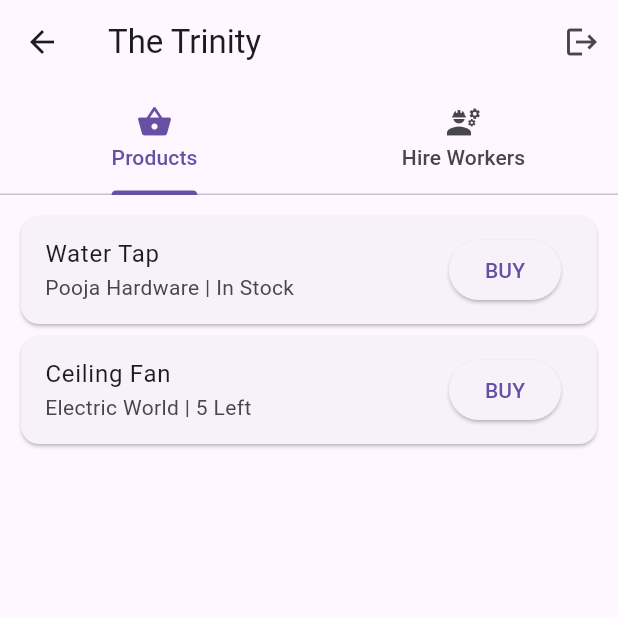
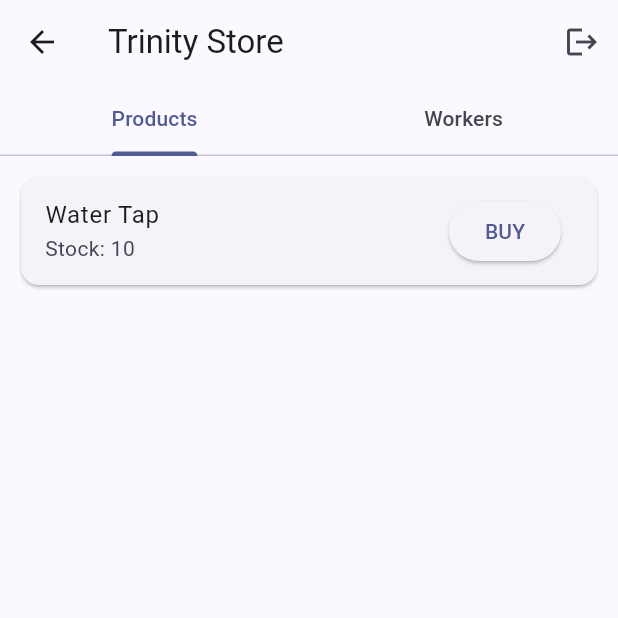
Before and after one commit to abhimaniu041-sudo/the-trinity, a Flutter app: the CustomerDashboard screen opened directly, on a phone screen of 412 x 824 dp, the top half of it. Run offline on Flutter 3.47's test engine with Material 3 defaults, Android fonts, the phone set to English and light mode, and no system bars; our stand-ins replace google_fonts, image_picker, shared_preferences; accounts and stored records are empty.

Commit message:
Update main.dart

```diff
--- a/lib/main.dart
+++ b/lib/main.dart
@@ -1,6 +1,7 @@
 import 'package:flutter/material.dart';
 import 'package:shared_preferences/shared_preferences.dart';
-import 'package:url_launcher/url_launcher.dart'; // Calling ke liye
+import 'package:image_picker/image_picker.dart';
+import 'dart:io';
 
 void main() async {
   WidgetsFlutterBinding.ensureInitialized();
@@ -17,7 +18,11 @@ class TrinityApp extends StatelessWidget {
   Widget build(BuildContext context) {
     return MaterialApp(
       debugShowCheckedModeBanner: false,
-      theme: ThemeData(primarySwatch: Colors.indigo, useMaterial3: true),
+      theme: ThemeData(
+        primarySwatch: Colors.indigo,
+        useMaterial3: true,
+        colorScheme: ColorScheme.fromSeed(seedColor: Colors.indigo),
+      ),
       home: initialRole != null ? getDashboard(initialRole!) : const RoleSelectionPage(),
     );
   }
@@ -29,125 +34,16 @@ class TrinityApp extends StatelessWidget {
   }
 }
 
-// --- 1. CUSTOMER DASHBOARD (Products + Independent Worker Hiring) ---
-class CustomerDashboard extends StatefulWidget {
-  const CustomerDashboard({super.key});
-  @override
-  State<CustomerDashboard> createState() => _CustomerDashboardState();
-}
-
-class _CustomerDashboardState extends State<CustomerDashboard> with TickerProviderStateMixin {
-  late TabController _tabController;
-
-  @override
-  void initState() {
-    super.initState();
-    _tabController = TabController(length: 2, vsync: this);
-  }
-
-  void _makeSecureCall(String name) {
-    // Real App mein yahan Twilio API call hogi
-    ScaffoldMessenger.of(context).showSnackBar(
-      SnackBar(content: Text("Connecting Secure Call to $name... Your number is hidden.")),
-    );
-  }
-
-  @override
-  Widget build(BuildContext context) {
-    return Scaffold(
-      appBar: AppBar(
-        title: const Text("The Trinity"),
-        actions: [IconButton(icon: const Icon(Icons.logout), onPressed: () => handleLogout(context))],
-        bottom: TabBar(
-          controller: _tabController,
-          tabs: const [
-            Tab(icon: Icon(Icons.shopping_basket), text: "Products"),
-            Tab(icon: Icon(Icons.engineering), text: "Hire Workers"),
-          ],
-        ),
-      ),
-      body: TabBarView(
-        controller: _tabController,
-        children: [
-          // Section 1: Only Products
-          ListView(padding: const EdgeInsets.all(10), children: [
-            _itemCard("Pooja Hardware", "Water Tap", "₹ 450", "In Stock"),
-            _itemCard("Electric World", "Ceiling Fan", "₹ 2100", "5 Left"),
-          ]),
-          // Section 2: Independent Worker Hiring
-          ListView(padding: const EdgeInsets.all(10), children: [
-            _workerCard("Amit (Plumber)", "5 Yrs Exp", "4.8 ⭐"),
-            _workerCard("Suresh (Electrician)", "3 Yrs Exp", "4.5 ⭐"),
-          ]),
-        ],
-      ),
-    );
-  }
-
-  Widget _itemCard(shop, name, price, status) => Card(
-    child: ListTile(
-      title: Text(name),
-      subtitle: Text("$shop | $status"),
-      trailing: ElevatedButton(onPressed: () {}, child: const Text("BUY")),
-    ),
-  );
-
-  Widget _workerCard(name, exp, rating) => Card(
-    child: ListTile(
-      leading: const CircleAvatar(child: Icon(Icons.person)),
-      title: Text(name),
-      subtitle: Text("$exp | $rating"),
-      trailing: Row(
-        mainAxisSize: MainAxisSize.min,
-        children: [
-          IconButton(icon: const Icon(Icons.phone_locked, color: Colors.green), onPressed: () => _makeSecureCall(name)),
-          ElevatedButton(onPressed: () {}, child: const Text("HIRE")),
-        ],
-      ),
-    ),
-  );
-}
-
-// --- 2. WORKER DASHBOARD (With Profile & Secure Call) ---
-class WorkerDashboard extends StatelessWidget {
-  const WorkerDashboard({super.key});
-
-  @override
-  Widget build(BuildContext context) {
-    return Scaffold(
-      appBar: AppBar(title: const Text("Worker Panel"), actions: [IconButton(icon: const Icon(Icons.logout), onPressed: () => handleLogout(context))]),
-      body: Padding(
-        padding: const EdgeInsets.all(20),
-        child: Column(
-          children: [
-            const Card(
-              color: Colors.indigoAccent,
-              child: ListTile(
-                textColor: Colors.white,
-                title: Text("Active Request: Tap Fitting"),
-                subtitle: Text("Customer: Abhimaniu | Loc: Sector 22"),
-              ),
-            ),
-            const SizedBox(height: 20),
-            ElevatedButton.icon(
-              onPressed: () => ScaffoldMessenger.of(context).showSnackBar(const SnackBar(content: Text("Calling Customer securely..."))),
-              icon: const Icon(Icons.phone_callback),
-              label: const Text("Call Customer (Privacy Mode)"),
-              style: ElevatedButton.styleFrom(minimumSize: const Size(double.infinity, 50)),
-            ),
-            const Spacer(),
-            const Text("OTP for Payment Release:", style: TextStyle(fontWeight: FontWeight.bold)),
-            const TextField(decoration: InputDecoration(hintText: "Enter 4-digit OTP")),
-          ],
-        ),
-      ),
-    );
+// --- LOGOUT ---
+Future<void> handleLogout(BuildContext context) async {
+  SharedPreferences prefs = await SharedPreferences.getInstance();
+  await prefs.clear();
+  if (context.mounted) {
+    Navigator.pushAndRemoveUntil(context, MaterialPageRoute(builder: (context) => const RoleSelectionPage()), (route) => false);
   }
 }
 
-// --- REST OF THE CODE (RoleSelection, Login, Shopkeeper, Logout) ---
-// (Baki logic pichle code jaisi hi rahegi)
-
+// --- ROLE SELECTION ---
 class RoleSelectionPage extends StatelessWidget {
   const RoleSelectionPage({super.key});
   @override
@@ -156,15 +52,15 @@ class RoleSelectionPage extends StatelessWidget {
       body: Center(
         child: Column(mainAxisAlignment: MainAxisAlignment.center, children: [
           const Text("THE TRINITY", style: TextStyle(fontSize: 40, fontWeight: FontWeight.bold, color: Colors.indigo)),
-          const SizedBox(height: 40),
-          _btn(context, "Shopkeeper", Icons.store, Colors.indigo),
-          _btn(context, "Customer", Icons.shopping_bag, Colors.green),
-          _btn(context, "Worker", Icons.engineering, Colors.orange),
+          const SizedBox(height: 50),
+          _roleBtn(context, "Shopkeeper", Icons.store, Colors.indigo),
+          _roleBtn(context, "Customer", Icons.shopping_bag, Colors.green),
+          _roleBtn(context, "Worker", Icons.engineering, Colors.orange),
         ]),
       ),
     );
   }
-  Widget _btn(context, role, icon, color) => Padding(
+  Widget _roleBtn(context, role, icon, color) => Padding(
     padding: const EdgeInsets.symmetric(horizontal: 40, vertical: 8),
     child: ListTile(
       onTap: () => Navigator.push(context, MaterialPageRoute(builder: (context) => LoginPage(role: role))),
@@ -174,6 +70,7 @@ class RoleSelectionPage extends StatelessWidget {
   );
 }
 
+// --- LOGIN ---
 class LoginPage extends StatelessWidget {
   final String role;
   LoginPage({super.key, required this.role});
@@ -182,9 +79,7 @@ class LoginPage extends StatelessWidget {
   Widget build(BuildContext context) {
     return Scaffold(
       appBar: AppBar(title: Text("$role Login")),
-      body: Padding(
-        padding: const EdgeInsets.all(30),
-        child: Column(children: [
+      body: Padding(padding: const EdgeInsets.all(30), child: Column(children: [
         const TextField(decoration: InputDecoration(labelText: "Mobile/Email", border: OutlineInputBorder())),
         const SizedBox(height: 15),
         TextField(controller: _otp, decoration: const InputDecoration(labelText: "OTP (123456)", border: OutlineInputBorder())),
@@ -196,25 +91,74 @@ class LoginPage extends StatelessWidget {
             Navigator.pushAndRemoveUntil(context, MaterialPageRoute(builder: (context) => TrinityApp.getDashboard(role)), (route) => false);
           }
         }, child: const Text("LOGIN")),
-        ]),
-      ),
+      ])),
     );
   }
 }
 
+// --- CUSTOMER DASHBOARD ---
+class CustomerDashboard extends StatefulWidget {
+  const CustomerDashboard({super.key});
+  @override
+  State<CustomerDashboard> createState() => _CustomerDashboardState();
+}
+
+class _CustomerDashboardState extends State<CustomerDashboard> with SingleTickerProviderStateMixin {
+  late TabController _tabController;
+  int stock = 10;
+
+  @override
+  void initState() {
+    super.initState();
+    _tabController = TabController(length: 2, vsync: this);
+  }
+
+  @override
+  void dispose() {
+    _tabController.dispose();
+    super.dispose();
+  }
+
+  @override
+  Widget build(BuildContext context) {
+    return Scaffold(
+      appBar: AppBar(
+        title: const Text("Trinity Store"),
+        actions: [IconButton(icon: const Icon(Icons.logout), onPressed: () => handleLogout(context))],
+        bottom: TabBar(controller: _tabController, tabs: const [Tab(text: "Products"), Tab(text: "Workers")]),
+      ),
+      body: TabBarView(controller: _tabController, children: [
+        ListView(padding: const EdgeInsets.all(10), children: [
+          Card(child: ListTile(title: const Text("Water Tap"), subtitle: Text("Stock: $stock"), trailing: ElevatedButton(onPressed: (){}, child: const Text("BUY")))),
+        ]),
+        ListView(padding: const EdgeInsets.all(10), children: [
+          Card(child: ListTile(title: const Text("Amit (Plumber)"), trailing: const Icon(Icons.phone_locked, color: Colors.green))),
+        ]),
+      ]),
+    );
+  }
+}
+
+// --- WORKER DASHBOARD ---
+class WorkerDashboard extends StatelessWidget {
+  const WorkerDashboard({super.key});
+  @override
+  Widget build(BuildContext context) {
+    return Scaffold(
+      appBar: AppBar(title: const Text("Worker Panel"), actions: [IconButton(icon: const Icon(Icons.logout), onPressed: () => handleLogout(context))]),
+      body: const Center(child: Text("Welcome to Worker Profile")),
+    );
+  }
+}
+
+// --- SHOPKEEPER DASHBOARD ---
 class ShopDashboard extends StatelessWidget {
   const ShopDashboard({super.key});
   @override
   Widget build(BuildContext context) {
     return Scaffold(
       appBar: AppBar(title: const Text("Shopkeeper"), actions: [IconButton(icon: const Icon(Icons.logout), onPressed: () => handleLogout(context))]),
-      body: const Center(child: Text("Shop Inventory Management")),
+      body: const Center(child: Text("Shop Inventory")),
     );
   }
 }
-
-Future<void> handleLogout(BuildContext context) async {
-  SharedPreferences prefs = await SharedPreferences.getInstance();
-  await prefs.clear();
-  Navigator.pushAndRemoveUntil(context, MaterialPageRoute(builder: (context) => const RoleSelectionPage()), (route) => false);
-}
```
Lines whose indentation alone changed are shown as unchanged.
